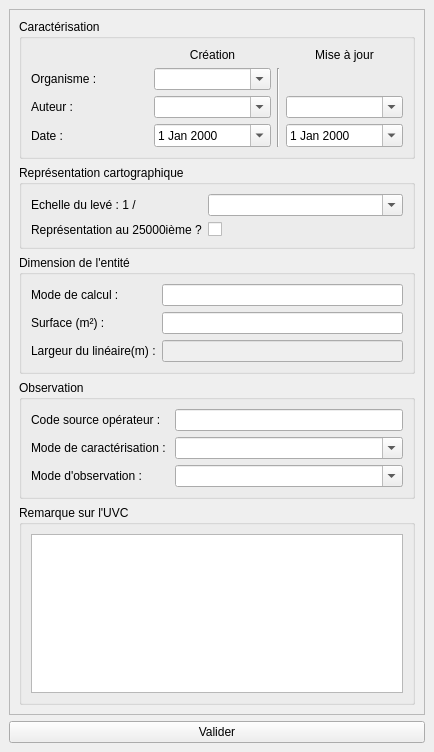
Before: the Qt Designer form src/ui/form_uvc.ui in IGNF/saisie_carhab, drawn with Qt 5.
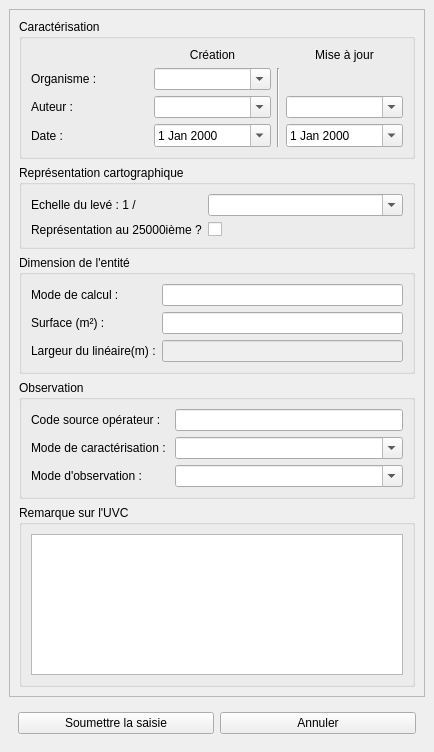
After: the same form once the commit is applied.

Commit message: ajout bouton annuler dans formulaires, blocage du changement de sélection d'entités en cours de saisie

```diff
--- a/src/ui/form_uvc.ui
+++ b/src/ui/form_uvc.ui
@@ -26,7 +26,7 @@
          <x>0</x>
          <y>0</y>
          <width>414</width>
-         <height>681</height>
+         <height>663</height>
         </rect>
        </property>
        <layout class="QVBoxLayout" name="verticalLayout">
@@ -280,10 +280,23 @@
      </widget>
     </item>
     <item>
+     <widget class="QWidget" name="widget" native="true">
+      <layout class="QHBoxLayout" name="horizontalLayout">
+       <item>
      <widget class="QPushButton" name="valid_btn">
       <property name="text">
-       <string>Valider</string>
-      </property>
+          <string>Soumettre la saisie</string>
+         </property>
+        </widget>
+       </item>
+       <item>
+        <widget class="QPushButton" name="cancel_btn">
+         <property name="text">
+          <string>Annuler</string>
+         </property>
+        </widget>
+       </item>
+      </layout>
      </widget>
     </item>
    </layout>
```
Lines whose indentation alone changed are shown as unchanged. The commit also changes 5 other files.
